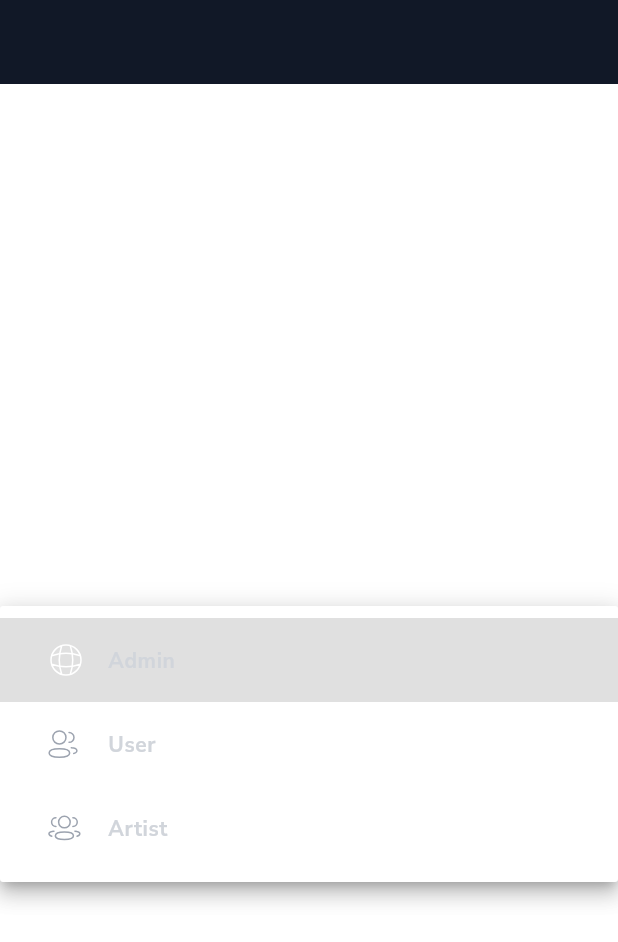
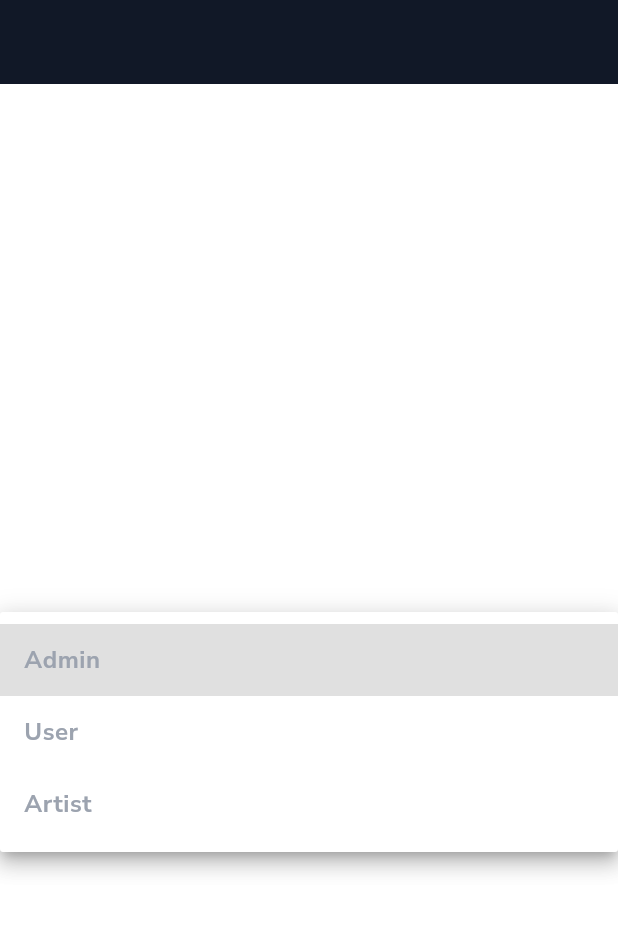
Before and after one commit to dangminhchau1994/Rebuild-Audiocult, a Flutter app: the screen it shows after launch, after a tap on "Choose your role", on a phone screen of 412 x 824 dp. Shown: the top 942 px of the screen. Run offline on Flutter 3.47's test engine with Material 3 defaults, Android fonts, the phone set to English and light mode, and no system bars; our stand-ins replace dartz, dio, equatable, flutter_bloc, flutter_form_builder, flutter_screenutil and 1 more.

Commit message:
build app text styles and common checkbox

```diff
--- a/app/lib/core/extension/app_extension.dart
+++ b/app/lib/core/extension/app_extension.dart
@@ -1,3 +1,5 @@
+import 'package:app/core/constants/app_text_styles.dart';
+import 'package:app/core/constants/app_widget_theme.dart';
 import 'package:app/gen/colors.gen.dart';
 import 'package:app/gen/fonts.gen.dart';
 import 'package:flutter/material.dart';
@@ -5,96 +7,16 @@ import 'package:flutter/material.dart';
 extension ThemeExtension on BuildContext {
   ThemeData get myTheme {
     return ThemeData(
-      elevatedButtonTheme: ElevatedButtonThemeData(
-        style: ButtonStyle(
-          padding: MaterialStateProperty.all<EdgeInsetsGeometry>(
-            const EdgeInsets.fromLTRB(16, 8, 16, 8),
-          ),
-          overlayColor: MaterialStateProperty.all<Color>(
-            ColorName.white.withOpacity(0.1),
-          ),
-          shape: MaterialStateProperty.all<RoundedRectangleBorder>(
-            RoundedRectangleBorder(
-              borderRadius: BorderRadius.circular(4),
-            ),
-          ),
-          backgroundColor: MaterialStateProperty.all<Color>(
-            ColorName.buttonColor,
-          ),
-        ),
-      ),
-      inputDecorationTheme: InputDecorationTheme(
-        hintStyle: const TextStyle(
-          fontSize: 14,
-          fontStyle: FontStyle.normal,
-          fontWeight: FontWeight.w700,
-          height: 20 / 10,
-          color: ColorName.inputBorderColor,
-        ),
-        enabledBorder: OutlineInputBorder(
-          borderRadius: BorderRadius.circular(4),
-          borderSide: const BorderSide(
-            color: ColorName.inputBorderColor,
-          ),
-        ),
-        focusedBorder: OutlineInputBorder(
-          borderRadius: BorderRadius.circular(4),
-          borderSide: const BorderSide(
-            color: ColorName.inputBorderColor,
-          ),
-        ),
-        filled: true,
-        fillColor: ColorName.inputFillColor,
-      ),
-      tabBarTheme: TabBarTheme(
-        unselectedLabelColor: ColorName.inputBorderColor,
-        labelColor: ColorName.buttonColor,
-        overlayColor: MaterialStateProperty.all<Color>(Colors.transparent),
-        indicatorSize: TabBarIndicatorSize.tab,
-        dividerColor: Colors.transparent,
-        indicator: const UnderlineTabIndicator(
-          borderSide: BorderSide(
-            color: ColorName.buttonColor,
-            width: 2,
-          ),
-        ),
-        labelStyle: const TextStyle(
-          fontSize: 14,
-          fontStyle: FontStyle.normal,
-          fontWeight: FontWeight.w400,
-          height: 20 / 10,
-        ),
-        unselectedLabelStyle: const TextStyle(
-          fontSize: 14,
-          fontStyle: FontStyle.normal,
-          fontWeight: FontWeight.w400,
-          height: 20 / 10,
-        ),
-      ),
+      elevatedButtonTheme: AppWidgetTheme.elevatedButtonThemeData,
+      inputDecorationTheme: AppWidgetTheme.inputDecorationTheme,
+      checkboxTheme: AppWidgetTheme.checkboxThemeData,
+      tabBarTheme: AppWidgetTheme.tabBarTheme,
       fontFamily: FontFamily.nunitoSans,
-      appBarTheme: const AppBarTheme(
-        color: ColorName.backgroundColor,
-        elevation: 0,
-      ),
-      textTheme: const TextTheme(
-        titleSmall: TextStyle(
-          fontSize: 18,
-          fontStyle: FontStyle.normal,
-          fontWeight: FontWeight.w600,
-          height: 28 / 10,
-        ),
-        bodySmall: TextStyle(
-          fontSize: 14,
-          fontStyle: FontStyle.normal,
-          fontWeight: FontWeight.w700,
-          height: 20 / 10,
-        ),
-        bodyMedium: TextStyle(
-          fontSize: 16,
-          fontStyle: FontStyle.normal,
-          fontWeight: FontWeight.w700,
-          height: 24 / 10,
-        ),
+      appBarTheme: AppWidgetTheme.appBarTheme,
+      textTheme: TextTheme(
+        titleSmall: AppTextStyles.titleSmall,
+        bodySmall: AppTextStyles.bodySmall,
+        bodyMedium: AppTextStyles.bodyMedium,
       ),
       useMaterial3: true,
       colorScheme: ColorScheme.fromSwatch(
@@ -103,3 +25,11 @@ extension ThemeExtension on BuildContext {
     );
   }
 }
+
+extension TextThemeExtension on BuildContext {
+  TextStyle get titleSmall => Theme.of(this).textTheme.titleSmall!;
+
+  TextStyle get bodySmall => Theme.of(this).textTheme.bodySmall!;
+
+  TextStyle get bodyMedium => Theme.of(this).textTheme.bodyMedium!;
+}
--- a/app/lib/gen/colors.gen.dart
+++ b/app/lib/gen/colors.gen.dart
@@ -19,14 +19,14 @@ class ColorName {
   /// Color: #00A8A8
   static const Color buttonColor = Color(0xFF00A8A8);
 
-  /// Color: #D1D5DB
-  static const Color inputBorderColor = Color(0xFFD1D5DB);
+  /// Color: #4B5563
+  static const Color inputBorderColor = Color(0xFF4B5563);
 
-  /// Color: #4B5563
-  static const Color inputFillColor = Color(0xFF4B5563);
+  /// Color: #374151
+  static const Color inputFillColor = Color(0xFF374151);
 
   /// Color: #9CA3AF
-  static const Color itemDropdownBackground = Color(0xFF9CA3AF);
+  static const Color itemDropdownUnselected = Color(0xFF9CA3AF);
 
   /// Color: #1F2937
   static const Color secondaryButtonColor = Color(0xFF1F2937);
--- a/app/lib/main.dart
+++ b/app/lib/main.dart
@@ -1,7 +1,7 @@
 import 'package:app/core/extension/app_extension.dart';
 import 'package:app/presentation/widgets/ui_dropdown.dart';
-import 'package:app/presentation/widgets/ui_text_field.dart';
 import 'package:flutter/material.dart';
+import 'package:flutter_screenutil/flutter_screenutil.dart';
 
 void main() {
   runApp(const MyApp());
@@ -10,14 +10,18 @@ void main() {
 class MyApp extends StatelessWidget {
   const MyApp({super.key});
 
-  // This widget is the root of your application.
   @override
   Widget build(BuildContext context) {
-    return MaterialApp(
-      debugShowCheckedModeBanner: false,
-      title: 'Flutter Demo',
-      theme: context.myTheme,
-      home: const MyHomePage(),
+    return ScreenUtilInit(
+      designSize: const Size(360, 690),
+      minTextAdapt: true,
+      splitScreenMode: true,
+      builder: (_, child) => MaterialApp(
+        debugShowCheckedModeBanner: false,
+        title: 'Rebuild Audiocult',
+        theme: context.myTheme,
+        home: const MyHomePage(),
+      ),
     );
   }
 }
@@ -32,12 +36,6 @@ class MyHomePage extends StatefulWidget {
 class _MyHomePageState extends State<MyHomePage> {
   @override
   Widget build(BuildContext context) {
-    // This method is rerun every time setState is called, for instance as done
-    // by the _incrementCounter method above.
-    //
-    // The Flutter framework has been optimized to make rerunning build methods
-    // fast, so that you can just rebuild anything that needs updating rather
-    // than having to individually change instances of widgets.
     return Scaffold(
       appBar: AppBar(),
       body: const Center(
--- a/app/lib/presentation/widgets/ui_dropdown.dart
+++ b/app/lib/presentation/widgets/ui_dropdown.dart
@@ -52,7 +52,7 @@ class _UIDropDownState extends State<UIDropDown> {
           style: Theme.of(context).textTheme.bodySmall!.copyWith(
                 color: selectedItem?.id == selectModel.id
                     ? ColorName.white
-                    : ColorName.inputBorderColor,
+                    : ColorName.itemDropdownUnselected,
               ),
         ),
         Visibility(
@@ -76,7 +76,7 @@ class _UIDropDownState extends State<UIDropDown> {
         style: Theme.of(context).textTheme.bodySmall!.copyWith(
               color: selectedItem?.id == selectModel.id
                   ? ColorName.white
-                  : ColorName.inputBorderColor,
+                  : ColorName.itemDropdownUnselected,
             ),
       ),
       trailing: Visibility(
@@ -97,21 +97,6 @@ class _UIDropDownState extends State<UIDropDown> {
       name: 'gender',
       icon: const SizedBox(),
       dropdownColor: ColorName.secondaryButtonColor,
-      onChanged: (value) {
-        setState(() {
-          selectedItem = value!;
-        });
-      },
-      selectedItemBuilder: (context) => items
-          .map(
-            (item) => Text(
-              item.title ?? '',
-              style: Theme.of(context).textTheme.bodySmall!.copyWith(
-                    color: ColorName.inputBorderColor,
-                  ),
-            ),
-          )
-          .toList(),
       initialValue: selectedItem,
       decoration: InputDecoration(
         hintText: 'Choose your role',
@@ -127,7 +112,22 @@ class _UIDropDownState extends State<UIDropDown> {
             (item) => DropdownMenuItem<SelectModel>(
               alignment: AlignmentDirectional.centerStart,
               value: item,
-              child: _buildItemWithIcon(item),
+              child: _buildItemWithoutIcon(item),
+            ),
+          )
+          .toList(),
+      onChanged: (value) {
+        setState(() {
+          selectedItem = value!;
+        });
+      },
+      selectedItemBuilder: (context) => items
+          .map(
+            (item) => Text(
+              item.title ?? '',
+              style: Theme.of(context).textTheme.bodySmall!.copyWith(
+                    color: ColorName.white,
+                  ),
             ),
           )
           .toList(),
--- a/app/pubspec.yaml
+++ b/app/pubspec.yaml
@@ -45,6 +45,7 @@ dependencies:
   json_annotation: ^4.8.1
   bloc_test: ^9.1.5
   flutter_svg: ^2.0.9
+  flutter_screenutil: ^5.9.0
 
 dev_dependencies:
   flutter_test:
```
Also changed, not shown: app/lib/core/constants/app_text_styles.dart (added, +25 -0 lines), app/lib/core/constants/app_widget_theme.dart (added, +82 -0 lines), app/lib/presentation/features/auth/screens/auth_screen.dart (added, +15 -0 lines), app/lib/presentation/features/auth/widgets/auth_header.dart (added, +28 -0 lines), app/lib/presentation/widgets/ui_checkbox.dart (added, +48 -0 lines), app/lib/presentation/widgets/ui_text_field.dart (+4 -3 lines), app/pubspec.lock, 1 other file.
